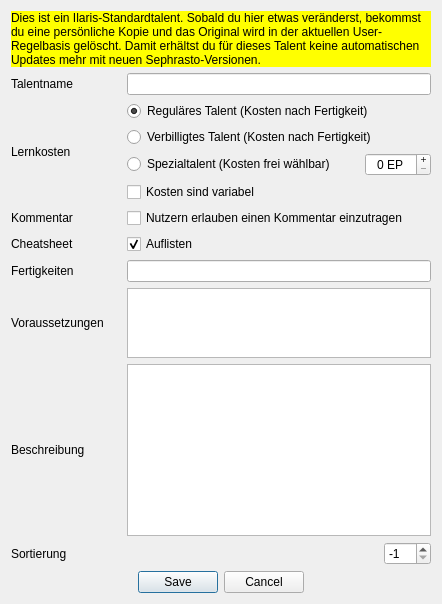
Qt form UI/DatenbankEditTalent.ui (Aeolitus/Sephrasto) before a commit.
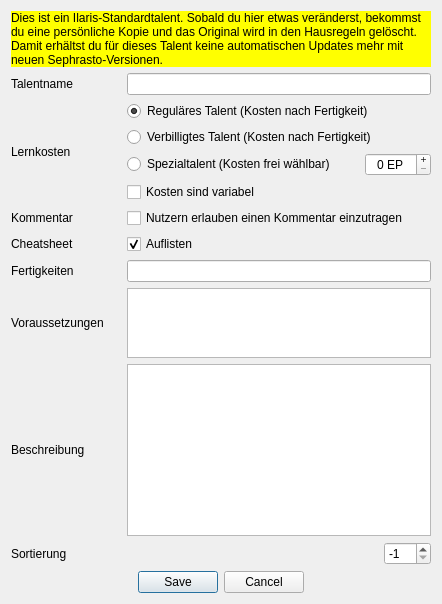
The same form after that commit.

Commit message: - Added two alternative visual themes: Fusion and Fusion Dark - Settings: cleaned up layout; renamed the cryptic "Nutzer-Regelbasis" to "Hausregeln"; added theme selection; added application restart if plugin or theme changes - Database editors: renamed the cryptic "Nutzer-Regelbasis" to "Hausregeln"; forced font in yellow warning labels to black, so it's always readable independent of the theme font color

Diff of the .ui file:
```diff
--- a/UI/DatenbankEditTalent.ui
+++ b/UI/DatenbankEditTalent.ui
@@ -94,10 +94,10 @@
         <bool>false</bool>
        </property>
        <property name="styleSheet">
-        <string notr="true">background-color: rgb(255, 255, 0);</string>
+        <string notr="true">background-color: rgb(255, 255, 0); color: black;</string>
        </property>
        <property name="text">
-        <string>Dies ist ein Ilaris-Standardtalent. Sobald du hier etwas veränderst, bekommst du eine persönliche Kopie und das Original wird in der aktuellen User-Regelbasis gelöscht. Damit erhältst du für dieses Talent keine automatischen Updates mehr mit neuen Sephrasto-Versionen.</string>
+        <string>&lt;html&gt;&lt;head/&gt;&lt;body&gt;&lt;p&gt;Dies ist ein Ilaris-Standardtalent. Sobald du hier etwas veränderst, bekommst du eine persönliche Kopie und das Original wird in den Hausregeln gelöscht. Damit erhältst du für dieses Talent keine automatischen Updates mehr mit neuen Sephrasto-Versionen.&lt;/p&gt;&lt;/body&gt;&lt;/html&gt;</string>
        </property>
        <property name="wordWrap">
         <bool>true</bool>
```
The commit also changes 25 other files.
